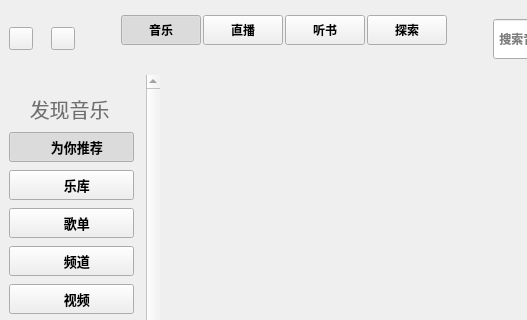
The window that KuGouStart/KuGouApp.ui (a-mo-xi-wei/Qt-KuGouAppClient) describes before a commit, drawn with Qt 5; both pictures show x 0 to 527 and y 0 to 320 of the 1060 by 735 pixel window.
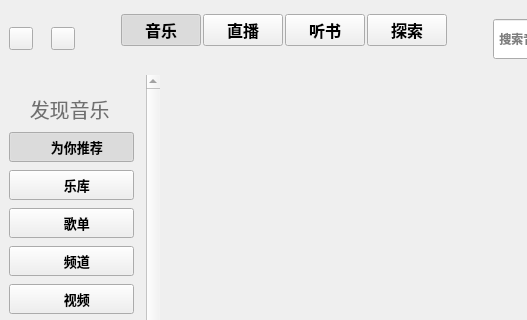
The same window after the commit. Custom widgets are drawn as their Qt base class.

Commit message: 优化滑动条样式

Diff of the .ui file:
```diff
--- a/KuGouStart/KuGouApp.ui
+++ b/KuGouStart/KuGouApp.ui
@@ -137,6 +137,7 @@
             </property>
             <property name="font">
              <font>
+              <pointsize>12</pointsize>
               <bold>true</bold>
              </font>
             </property>
@@ -196,6 +197,7 @@
             </property>
             <property name="font">
              <font>
+              <pointsize>12</pointsize>
               <bold>true</bold>
              </font>
             </property>
@@ -246,6 +248,7 @@
             </property>
             <property name="font">
              <font>
+              <pointsize>12</pointsize>
               <bold>true</bold>
              </font>
             </property>
@@ -296,6 +299,7 @@
             </property>
             <property name="font">
              <font>
+              <pointsize>12</pointsize>
               <bold>true</bold>
              </font>
             </property>
```
Left out of the diff: 2 changed lines with no effect on the pictures.
